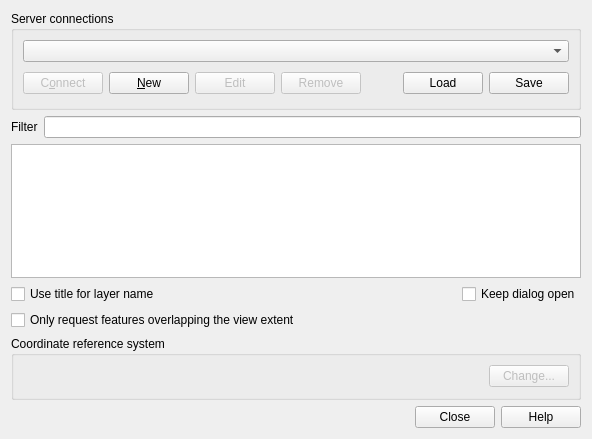
carsmie/QGIS, file src/ui/qgswfssourceselectbase.ui: the form before one commit.
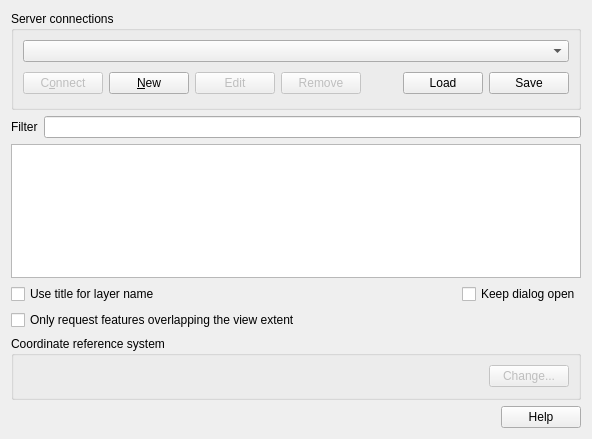
The form after the commit.

Commit message:
Move the buttons and connections into the base class
This was a small refactoring to homogenize the
dialogs buttons and add an Ok/Add button bar.

Patch:
```diff
--- a/src/ui/qgswfssourceselectbase.ui
+++ b/src/ui/qgswfssourceselectbase.ui
@@ -177,7 +177,7 @@
       <enum>Qt::Horizontal</enum>
      </property>
      <property name="standardButtons">
-      <set>QDialogButtonBox::Close|QDialogButtonBox::Help</set>
+      <set>QDialogButtonBox::Help</set>
      </property>
     </widget>
    </item>
```
Left out of the diff: 18 changed lines with no effect on the pictures. The commit also changes 32 other files.
